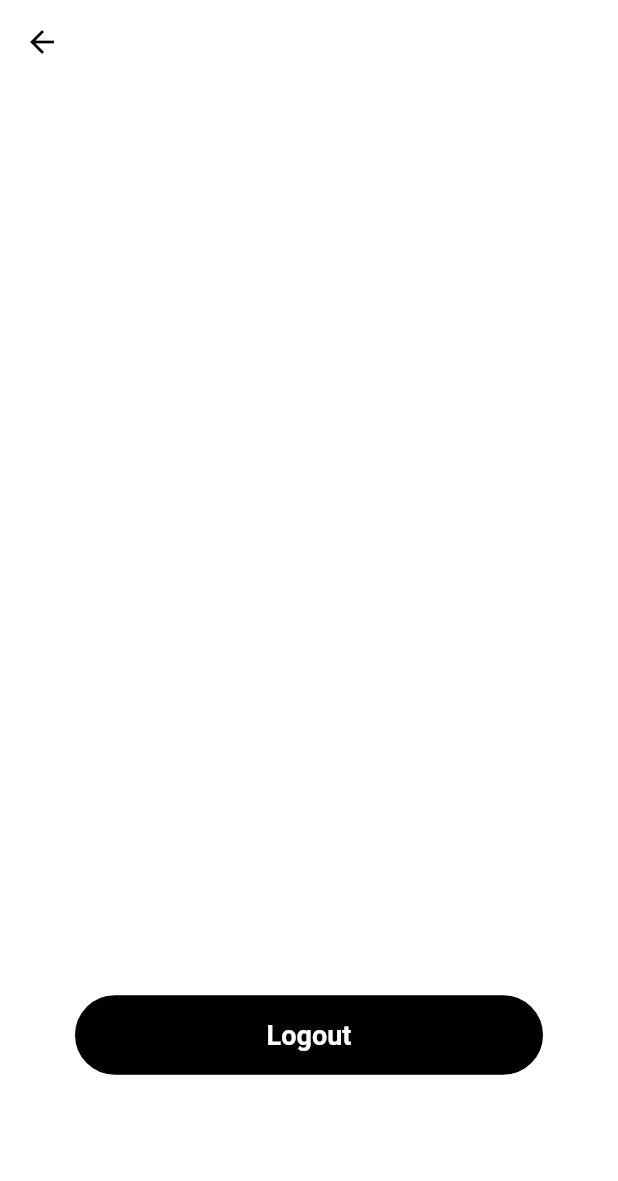
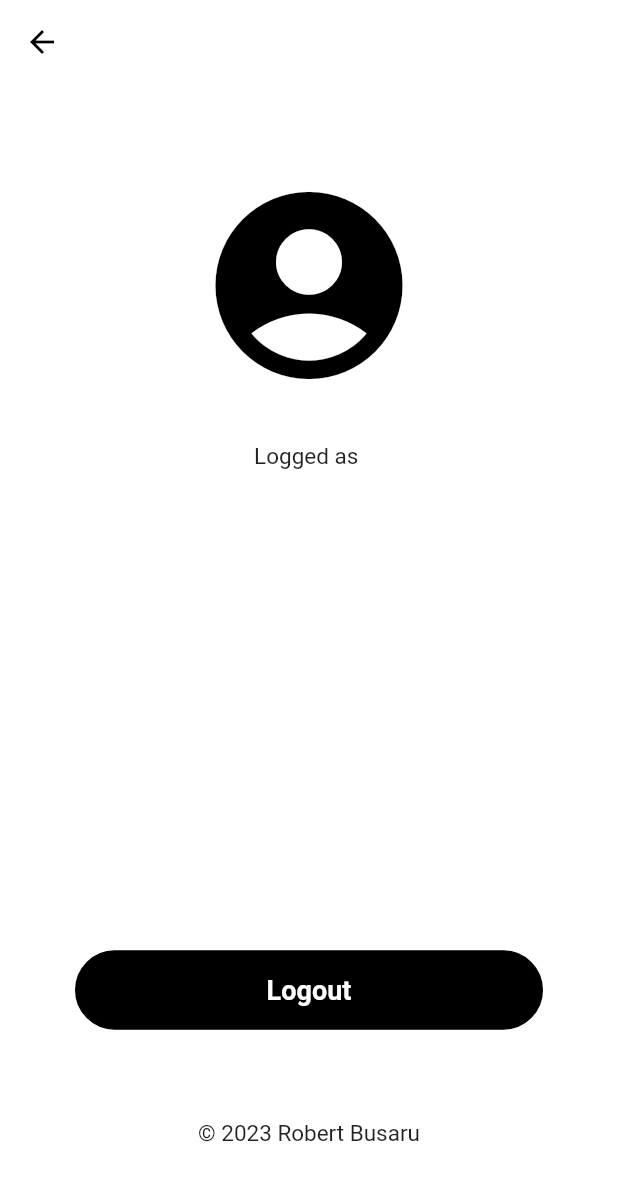
Before and after one commit to robertbusaru/flutter_framework_app_bachelors_degree_project, a Flutter app: the screen it shows once a user with an empty profile is signed in, after a tap on the "more vert" icon, on a phone screen of 412 x 824 dp. Shown: the top 1181 px of the screen. Run offline on Flutter 3.47's test engine with Material 2 defaults, Android fonts, the phone set to English and light mode, and no system bars; our stand-ins replace firebase_auth, firebase_core, google_fonts; accounts and stored records are empty.

Commit message:
UI changes on logout screen

```diff
--- a/lib/pages/home_page.dart
+++ b/lib/pages/home_page.dart
@@ -54,7 +54,7 @@ class HomePage extends StatelessWidget{
             Padding(
               padding: const EdgeInsets.only(bottom: 20),
               child: Text(
-                'Time to a big smile!',
+                "It's time for a smile!",
                 style: GoogleFonts.aBeeZee(
                   fontSize: 32,
                   color: Colors.black,
--- a/lib/pages/logout_page.dart
+++ b/lib/pages/logout_page.dart
@@ -12,10 +12,6 @@ class LogoutPage extends StatefulWidget{
 }
 
 class _LogoutPageState extends State<LogoutPage>{
-  // text editing controllers
-  final emailController = TextEditingController();
-  final phoneController = TextEditingController();
-  final passwordController = TextEditingController();
 
   @override
   Widget build(BuildContext context){
@@ -42,7 +38,21 @@ class _LogoutPageState extends State<LogoutPage>{
                   child:Column(
                       mainAxisAlignment: MainAxisAlignment.center,
                       children: [
-                        const SizedBox(height: 500),
+                        const Icon(
+                          Icons.account_circle_rounded,
+                          color: Colors.black,
+                          size: 150,
+                          semanticLabel: 'Text to announce in accessibility modes',
+                        ),
+                        const SizedBox(height: 30),
+                        // Logged in user text
+                        const Text(
+                          'Logged as ',
+                          style: TextStyle(
+                            fontSize: 15,
+                          ),
+                        ),
+                        const SizedBox(height: 320),
                             MyLogOutButton(onTap: () {
                               Navigator.push(
                                 context,
@@ -50,6 +60,13 @@ class _LogoutPageState extends State<LogoutPage>{
                               );
                             },
                           ),
+                        const SizedBox(height: 60),
+                        const Text(
+                          "© 2023 Robert Busaru",
+                          style: TextStyle(
+                            fontSize: 15,
+                          ),
+                        ),
                         ],
                       ),
                 )
```
